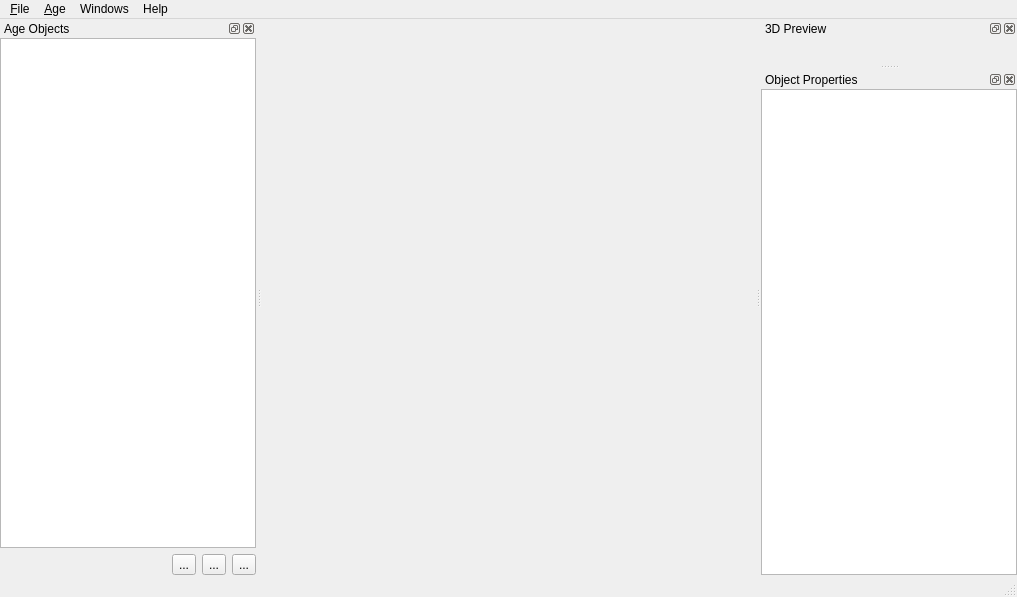
Old version of the form gui/ACMainWindow.ui in the repository Subspark/agecreator.
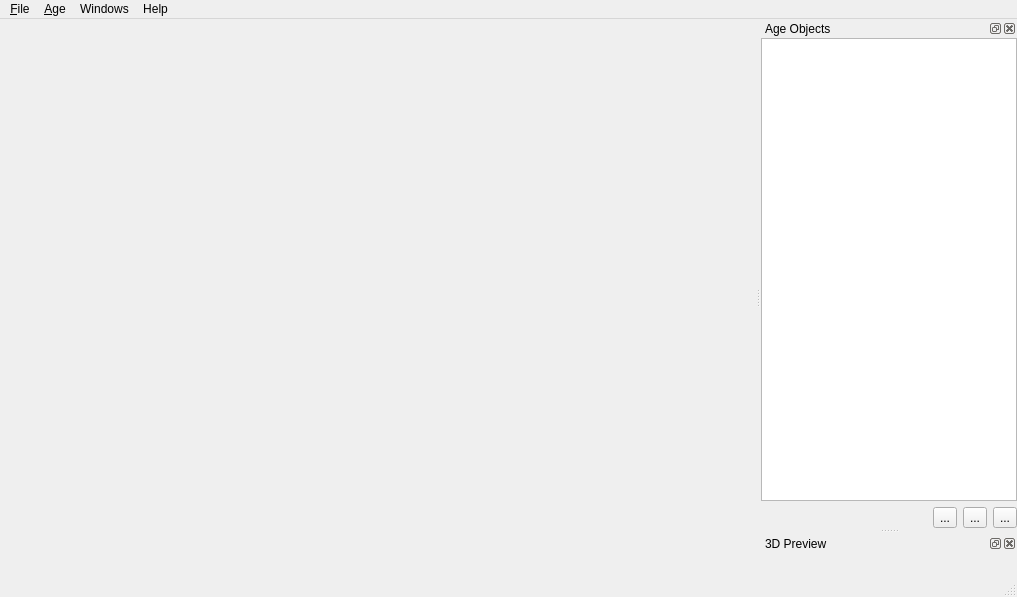
New version of the form. Custom widgets are drawn as their Qt base class.

Commit message: Remove properties editor in favor of future object-specific property views

```diff
--- a/gui/ACMainWindow.ui
+++ b/gui/ACMainWindow.ui
@@ -75,7 +75,7 @@
     <string>Age Objects</string>
    </property>
    <attribute name="dockWidgetArea">
-    <number>1</number>
+    <number>2</number>
    </attribute>
    <widget class="QWidget" name="dockWidgetContents">
     <layout class="QVBoxLayout" name="verticalLayout">
@@ -159,24 +159,6 @@
     </layout>
    </widget>
   </widget>
-  <widget class="QDockWidget" name="dockWidget_3">
-   <property name="windowTitle">
-    <string>Object Properties</string>
-   </property>
-   <attribute name="dockWidgetArea">
-    <number>2</number>
-   </attribute>
-   <widget class="QWidget" name="dockWidgetContents_3">
-    <layout class="QVBoxLayout" name="verticalLayout_3">
-     <property name="margin">
-      <number>0</number>
-     </property>
-     <item>
-      <widget class="QPropertyEditorWidget" name="propEditor"/>
-     </item>
-    </layout>
-   </widget>
-  </widget>
   <action name="actionAgeImport">
    <property name="text">
     <string>&amp;Import</string>
@@ -283,11 +265,6 @@
    <extends>QTreeView</extends>
    <header>ACAgeTreeView.h</header>
   </customwidget>
-  <customwidget>
-   <class>QPropertyEditorWidget</class>
-   <extends>QTreeView</extends>
-   <header>QPropertyEditorWidget.h</header>
-  </customwidget>
  </customwidgets>
  <resources/>
  <connections>
```
Left out of the diff: 34 changed lines with no effect on the pictures. The commit also changes 26 other files.
